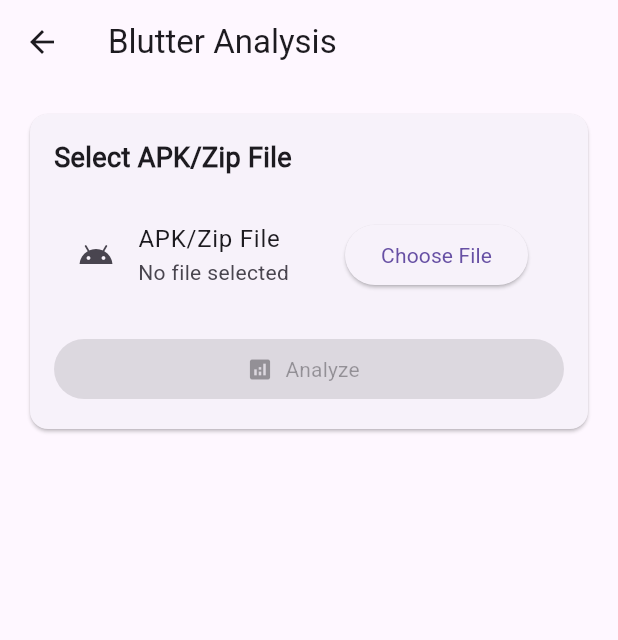
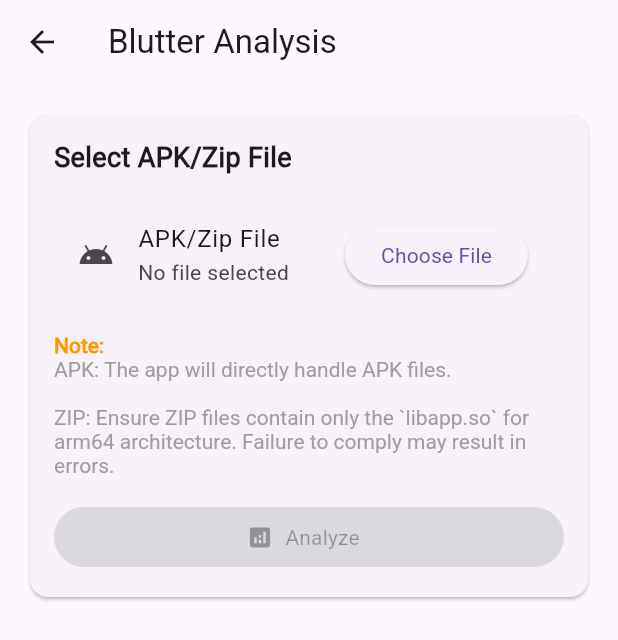
Before and after one commit to funeelo/revengi-app, a Flutter app: the BlutterAnalysisScreen screen opened directly, on a phone screen of 412 x 824 dp. Shown: the top 640 px of the screen. Run offline on Flutter 3.47's test engine with Material 3 defaults, Android fonts, the phone set to English and light mode, and no system bars; our stand-ins replace dio, file_picker, native_stack_traces, permission_handler, shared_preferences, web and 1 more; missing offline and left inert: dart:js_interop; accounts and stored records are empty.

Commit message:
blutter: better handle APK files
*android:  ktlint for kotlin files

```diff
--- a/lib/screens/blutter/blutter_io.dart
+++ b/lib/screens/blutter/blutter_io.dart
@@ -49,12 +49,16 @@ class _BlutterAnalysisScreenState extends State<BlutterAnalysisScreen> {
     final Directory directory = Directory.systemTemp;
     final apkPath = _apkFile!.path;
     final zipFile = File(apkPath);
+    String fileEnd = "arm64-v8a/libapp.so";
+    if (apkPath.split(Platform.pathSeparator).last.endsWith('.zip')) {
+      fileEnd = "libapp.so";
+    }
 
     try {
       final archive = ZipDecoder().decodeBytes(await zipFile.readAsBytes());
 
       for (final file in archive) {
-        if (file.isFile && file.name.endsWith('libapp.so')) {
+        if (file.isFile && file.name.endsWith(fileEnd)) {
           final data = file.content as List<int>;
           _libappFile = File('${directory.path}/libapp.so')
             ..writeAsBytesSync(data);
@@ -226,6 +230,30 @@ class _BlutterAnalysisScreenState extends State<BlutterAnalysisScreen> {
                       ),
                     ),
                     const SizedBox(height: 16),
+                    RichText(
+                      text: TextSpan(
+                        children: [
+                          TextSpan(
+                            text: 'Note: ',
+                            style: const TextStyle(
+                              fontSize: 14,
+                              color: Colors.orange,
+                              fontWeight: FontWeight.bold,
+                            ),
+                          ),
+                          TextSpan(
+                            text:
+                                '\nAPK: The app will directly handle APK files.\n'
+                                '\nZIP: Ensure ZIP files contain only the `libapp.so` for arm64 architecture. Failure to comply may result in errors.',
+                            style: const TextStyle(
+                              fontSize: 14,
+                              color: Colors.grey,
+                            ),
+                          ),
+                        ],
+                      ),
+                    ),
+                    const SizedBox(height: 16),
                     SizedBox(
                       width: double.infinity,
                       child: ElevatedButton.icon(
--- a/lib/screens/blutter/blutter_web.dart
+++ b/lib/screens/blutter/blutter_web.dart
@@ -50,11 +50,15 @@ class _BlutterAnalysisScreenState extends State<BlutterAnalysisScreen> {
 
   Future<void> _extractFiles() async {
     if (_fileBytes.isEmpty) return;
+    String fileEnd = "arm64-v8a/libapp.so";
+    if (_fileName!.endsWith('.zip')) {
+      fileEnd = "libapp.so";
+    }
     try {
       final archive = ZipDecoder().decodeBytes(_fileBytes);
 
       for (final file in archive) {
-        if (file.isFile && file.name.endsWith('libapp.so')) {
+        if (file.isFile && file.name.endsWith(fileEnd)) {
           _libappBytes = file.content as List<int>;
         } else if (file.isFile && file.name.endsWith('libflutter.so')) {
           _libflutterBytes = file.content as List<int>;
@@ -216,6 +220,29 @@ class _BlutterAnalysisScreenState extends State<BlutterAnalysisScreen> {
                       ),
                     ),
                     const SizedBox(height: 16),
+                    RichText(
+                      text: TextSpan(
+                        children: [
+                          TextSpan(
+                            text: 'Note: ',
+                            style: const TextStyle(
+                              fontSize: 14,
+                              color: Colors.orange,
+                              fontWeight: FontWeight.bold,
+                            ),
+                          ),
+                          TextSpan(
+                            text:
+                                '\nAPK: The app will directly handle APK files.\n'
+                                '\nZIP: Ensure ZIP files contain only the `libapp.so` for arm64 architecture. Failure to comply may result in errors.',
+                            style: const TextStyle(
+                              fontSize: 14,
+                              color: Colors.grey,
+                            ),
+                          ),
+                        ],
+                      ),
+                    ),
                     SizedBox(
                       width: double.infinity,
                       child: ElevatedButton.icon(
```
Also changed, not shown: 3 other files.
